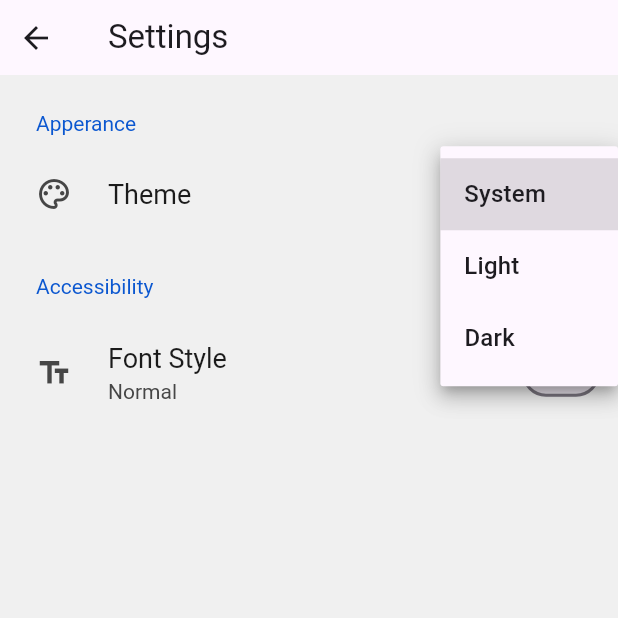
After one commit to ptgms/sekurity, a Flutter app: the Settings screen opened by its route, after a tap on "Theme", on a phone screen of 412 x 824 dp, the top half of it. The commit adds this screen. Run offline on Flutter 3.47's test engine with Material 2 defaults, Android fonts, the phone set to English and light mode, and no system bars; drawn by our look-alikes of flutter_platform_widgets, settings_ui; our stand-ins replace file_picker, flutter_colorpicker, flutter_secure_storage, image_picker; missing offline and left inert: base32, bitsdojo_window, dart_dash_otp, otpauth_migration, qr_code_scanner; accounts and stored records are empty; generated files the repository leaves out were written again; project files that could hold a hidden picture were left out.

Commit message:
fix some major layout issues

```diff
--- a/l10n/app_de.arb
+++ b/l10n/app_de.arb
@@ -45,5 +45,17 @@
 
     "dialog_close": "Schließen",
 
-    "service_qr": "QR Code scannen"
+    "service_qr": "QR Code scannen",
+
+    "settings": "Einstellungen",
+    "settings_apperance": "Erscheinungsbild",
+    "settings_theme": "Design",
+    "settings_theme_light": "Hell",
+    "settings_theme_dark": "Dunkel",
+    "settings_theme_system": "System",
+
+    "settings_accessibility": "Barrierefreiheit",
+    "settings_accessibility_font_style": "Schriftstil",
+    "settings_accessibility_font_style_normal": "Normal",
+    "settings_accessibility_font_style_large": "Fett"
   }
--- a/l10n/app_en.arb
+++ b/l10n/app_en.arb
@@ -45,5 +45,17 @@
 
     "dialog_close": "Close",
 
-    "service_qr": "Scan QR Code"
+    "service_qr": "Scan QR Code",
+
+    "settings": "Settings",
+    "settings_apperance": "Apperance",
+    "settings_theme": "Theme",
+    "settings_theme_light": "Light",
+    "settings_theme_dark": "Dark",
+    "settings_theme_system": "System",
+
+    "settings_accessibility": "Accessibility",
+    "settings_accessibility_font_style": "Font Style",
+    "settings_accessibility_font_style_normal": "Normal",
+    "settings_accessibility_font_style_large": "Bold"
   }
--- a/lib/homescreen.dart
+++ b/lib/homescreen.dart
@@ -1,5 +1,5 @@
 import 'dart:convert';
-import 'dart:io';
+//import 'dart:io';
 
 import 'package:bitsdojo_window/bitsdojo_window.dart';
 import 'package:dart_dash_otp/dart_dash_otp.dart';
@@ -7,6 +7,7 @@ import 'package:flutter/material.dart';
 import 'package:flutter/services.dart';
 import 'package:flutter_platform_widgets/flutter_platform_widgets.dart';
 import 'package:sekurity/tools/keymanagement.dart';
+import 'package:sekurity/tools/platformtools.dart';
 import 'package:sekurity/tools/structtools.dart';
 import 'package:url_launcher/url_launcher.dart';
 
@@ -22,12 +23,13 @@ class HomePage extends StatefulWidget {
 
 class _HomePageState extends State<HomePage> {
   ValueNotifier<double> progress = ValueNotifier(0.0);
+  var version = -1;
 
   void updateProgress() {
-    var version = -1;
     Future.delayed(const Duration(milliseconds: 10), () {
       // reverse progress
       if (version != KeyManagement().version.value) {
+        print("Version changed: ${KeyManagement().version.value}");
         setState(() {
           version = KeyManagement().version.value;
         });
@@ -46,8 +48,9 @@ class _HomePageState extends State<HomePage> {
               color: color,
             )
           : SizedBox(height: 32.0, width: 32.0, child: Image.memory(base64Decode(key.iconBase64))),
-      title: Text(key.service, style: TextStyle(color: color)),
-      subtitle: (key.description != "") ? Text(key.description, style: TextStyle(color: color, fontSize: 12.0)) : null,
+      title: Text(key.service, style: TextStyle(color: color, fontWeight: bold ? FontWeight.bold : null)),
+      subtitle:
+          (key.description != "") ? Text(key.description, style: TextStyle(color: color, fontSize: 12.0, fontWeight: bold ? FontWeight.bold : null)) : null,
       trailing: Row(mainAxisSize: MainAxisSize.min, children: [
         // Add space in middle of code
         ValueListenableBuilder(
@@ -94,10 +97,18 @@ class _HomePageState extends State<HomePage> {
           Navigator.of(context).pushNamed("/addService");
         }
       }
+
+      // Ctrl + S or Cmd + , on macOS = Settings
+      if ((event.isControlPressed && event.logicalKey.keyId == 0x73) || (event.isMetaPressed && event.logicalKey.keyId == 0x2c)) {
+        // Only navigate if current screen is home
+        if (currentScreen == 0) {
+          currentScreen = 2;
+          Navigator.of(context).pushNamed("/settings");
+        }
+      }
     });
 
     var appBar = PlatformAppBar(
-      leading: (Platform.isWindows || Platform.isLinux) ? const WindowButtons() : null,
       title: Text(widget.title),
       trailingActions: [
         // 3 dots menu
@@ -124,7 +135,8 @@ class _HomePageState extends State<HomePage> {
                 await KeyManagement().saveKeys(List<KeyStruct>.empty(growable: true));
                 break;
               case 1:
-                // Settings
+                currentScreen = 2;
+                Navigator.pushNamed(context, "/settings");
                 break;
               case 2:
                 // Show about dialog
@@ -159,6 +171,7 @@ class _HomePageState extends State<HomePage> {
             }
           },
         ),
+        (isPlatformWindows() || isPlatformLinux()) ? const WindowButtons() : Container()
       ],
     );
 
@@ -166,7 +179,7 @@ class _HomePageState extends State<HomePage> {
     return Scaffold(
       appBar: PreferredSize(
         preferredSize: const Size.fromHeight(50),
-        child: (Platform.isWindows || Platform.isLinux || Platform.isMacOS) ? MoveWindow(child: appBar) : appBar,
+        child: (isPlatformWindows() || isPlatformLinux() || isPlatformMacos()) ? MoveWindow(child: appBar) : appBar,
       ),
       body: FutureBuilder(
         future: KeyManagement().getSavedKeys(),
@@ -184,8 +197,6 @@ class _HomePageState extends State<HomePage> {
 
           widthCard = width ~/ count;
 
-          //List<KeyStruct> keys = List.empty(growable: true);
-          //keys.add(KeyStruct(iconBase64: "", key: "", service: "", description: "", color: Colors.black));
           if (snapshot.hasData) {
             if (snapshot.data!.isEmpty) {
               return Center(child: Text(context.loc.home_no_keys));
@@ -257,6 +268,7 @@ class _HomePageState extends State<HomePage> {
         },
       ),
       floatingActionButton: FloatingActionButton(
+        mini: (isPlatformMacos() || isPlatformWindows() || isPlatformLinux()),
         onPressed: () {
           currentScreen = 1;
           Navigator.pushNamed(context, "/addService");
--- /dev/null
+++ b/lib/settings.dart
@@ -0,0 +1,152 @@
+import 'package:bitsdojo_window/bitsdojo_window.dart';
+import 'package:flutter/material.dart';
+import 'package:flutter_platform_widgets/flutter_platform_widgets.dart';
+import 'package:flutter_secure_storage/flutter_secure_storage.dart';
+import 'package:sekurity/tools/keymanagement.dart';
+import 'package:sekurity/tools/platformtools.dart';
+import 'package:settings_ui/settings_ui.dart';
+
+import 'homescreen.dart';
+import 'main.dart';
+
+class Settings extends StatefulWidget {
+  const Settings({super.key});
+
+  @override
+  State<Settings> createState() => _SettingsState();
+}
+
+class _SettingsState extends State<Settings> {
+  Future<void> saveSettings() async {
+    const storage = FlutterSecureStorage();
+    storage.write(key: "theme", value: appTheme.toString());
+    storage.write(key: "bold", value: bold ? "true" : "false");
+
+    return;
+  }
+
+  void openDropdown(GlobalKey toOpen) {
+    toOpen.currentContext?.visitChildElements((element) {
+      if (element.widget is Semantics) {
+        element.visitChildElements((element) {
+          if (element.widget is Actions) {
+            element.visitChildElements((element) {
+              Actions.invoke(element, const ActivateIntent());
+            });
+          }
+        });
+      }
+    });
+  }
+
+  @override
+  Widget build(BuildContext context) {
+    var themes = ["System", "Light", "Dark"];
+
+    GlobalKey _dropdownTheme = GlobalKey();
+
+    var appBar = PlatformAppBar(
+      leading: Row(
+        mainAxisSize: MainAxisSize.min,
+        children: [
+          (isPlatformMacos()) ? const SizedBox(width: 40) : Container(),
+          PlatformIconButton(
+            icon: Icon(PlatformIcons(context).back),
+            onPressed: () {
+              Navigator.of(context).pop();
+              currentScreen = 0;
+            },
+          ),
+        ],
+      ),
+      trailingActions: [
+        (isPlatformWindows() || isPlatformLinux()) ? const WindowButtons() : Container(),
+      ],
+      title: Text(context.loc.settings),
+    );
+
+    var platform = PlatformUtils.detectPlatform(context);
+
+    if (platform == DevicePlatform.web) platform = DevicePlatform.android;
+
+    return Scaffold(
+        appBar: PreferredSize(
+          preferredSize: const Size.fromHeight(50),
+          child: (isPlatformWindows() || isPlatformLinux() || isPlatformMacos()) ? MoveWindow(child: appBar) : appBar,
+        ),
+        body: SettingsList(
+          platform: platform,
+          sections: [
+            SettingsSection(
+              title: Text(context.loc.settings_apperance),
+              tiles: [
+                SettingsTile.navigation(
+                  leading: const Icon(Icons.color_lens_outlined),
+                  trailing: DropdownButton<String>(
+                      alignment: AlignmentDirectional.centerEnd,
+                      key: _dropdownTheme,
+                      icon: const Icon(Icons.chevron_right_outlined),
+                      underline: Container(),
+                      //iconSize: 0.0,
+                      value: themes[appTheme.value],
+                      onChanged: (value) {
+                        switch (value) {
+                          case "System":
+                            setState(() {
+                              appTheme.value = 0;
+                            });
+                            break;
+                          case "Light":
+                            setState(() {
+                              appTheme.value = 1;
+                            });
+                            break;
+                          case "Dark":
+                            setState(() {
+                              appTheme.value = 2;
+                            });
+                            break;
+                          default:
+                        }
+                        saveSettings();
+                      },
+                      items: [
+                        DropdownMenuItem(
+                          value: "System",
+                          child: Text(context.loc.settings_theme_system, textAlign: TextAlign.center),
+                        ),
+                        DropdownMenuItem(
+                          value: "Light",
+                          child: Text(context.loc.settings_theme_light, textAlign: TextAlign.center),
+                        ),
+                        DropdownMenuItem(
+                          value: "Dark",
+                          child: Text(context.loc.settings_theme_dark),
+                        )
+                      ]),
+                  title: Text(context.loc.settings_theme),
+                  onPressed: (context) {
+                    openDropdown(_dropdownTheme);
+                  },
+                ),
+              ],
+            ),
+            SettingsSection(title: Text(context.loc.settings_accessibility), tiles: [
+              SettingsTile.switchTile(
+                title: Text(context.loc.settings_accessibility_font_style),
+                description: Text(bold ? context.loc.settings_accessibility_font_style_large : context.loc.settings_accessibility_font_style_normal),
+                leading: const Icon(Icons.text_fields),
+                onToggle: (value) {
+                  setState(() {
+                    bold = value;
+                    KeyManagement().version.value++;
+                  });
+                  saveSettings();
+                },
+                initialValue: bold,
+              ),
+            ]),
+          ],
+        ));
+  }
+}
--- /dev/null
+++ b/lib/tools/platformtools.dart
@@ -0,0 +1,35 @@
+import 'dart:io';
+
+import 'package:flutter/foundation.dart';
+
+bool isPlatformWindows() {
+  if (kIsWeb) {
+    return false;
+  }
+  return Platform.isWindows;
+}
+
+bool isPlatformLinux() {
+  if (kIsWeb) {
+    return false;
+  }
+  return Platform.isLinux;
+}
+
+bool isPlatformMacos() {
+  if (kIsWeb) {
+    return false;
+  }
+  return Platform.isMacOS;
+}
+
+bool isPlatformWeb() {
+  return kIsWeb;
+}
+
+bool isPlatformMobile() {
+  if (kIsWeb) {
+    return false;
+  }
+  return Platform.isAndroid || Platform.isIOS;
+}
--- a/pubspec.yaml
+++ b/pubspec.yaml
@@ -1,5 +1,5 @@
 name: sekurity
-description: A new Flutter project.
+description: A modern 2FA app
 
 # The following line prevents the package from being accidentally published to
 # pub.dev using `flutter pub publish`. This is preferred for private packages.
@@ -17,7 +17,7 @@ publish_to: 'none' # Remove this line if you wish to publish to pub.dev
 # https://developer.apple.com/library/archive/documentation/General/Reference/InfoPlistKeyReference/Articles/CoreFoundationKeys.html
 # In Windows, build-name is used as the major, minor, and patch parts
 # of the product and file versions while build-number is used as the build suffix.
-version: 1.0.0+1
+version: 1.0.0+2
 
 environment:
   sdk: '>=2.18.6 <3.0.0'
@@ -57,6 +57,7 @@ dependencies:
   bitsdojo_window: ^0.1.5
   dart_dash_otp: ^1.3.2
   otpauth_migration: ^0.0.7
+  settings_ui: ^2.0.2
 
 dev_dependencies:
   flutter_test:
```
Also changed, not shown: lib/addService.dart (+18 -16 lines), lib/main.dart (+47 -13 lines), pubspec.lock, 6 other files.
